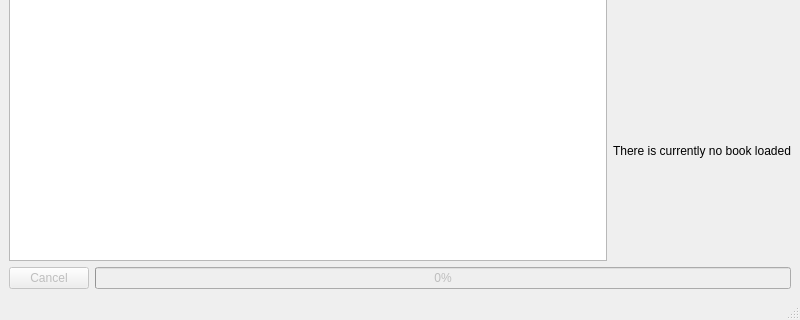
First picture: the form in ui/mainwindow.ui, repository insoPL/WuxiaDownloader, before the edit; both pictures show x 0 to 800 and y 280 to 600 of the 800 by 600 pixel window.
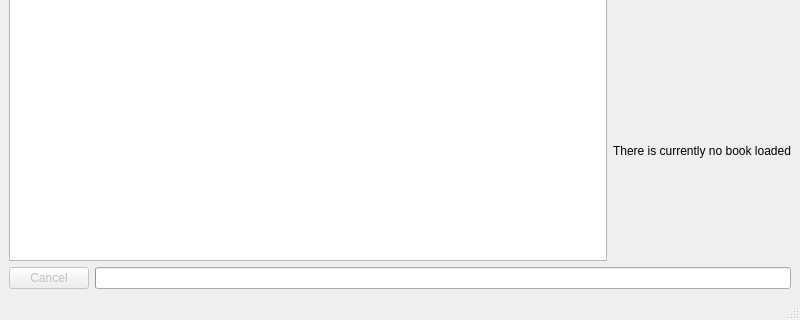
Second picture: the form after the edit. Icons and pictures are not drawn. Custom widgets are drawn as their Qt base class.

Commit message: progress bar moved from main to separate class

Diff of the .ui file:
```diff
--- a/ui/mainwindow.ui
+++ b/ui/mainwindow.ui
@@ -1343,14 +1343,7 @@
        </widget>
       </item>
       <item>
-       <widget class="QProgressBar" name="progress_bar">
-        <property name="enabled">
-         <bool>false</bool>
-        </property>
-        <property name="value">
-         <number>0</number>
-        </property>
-       </widget>
+       <widget class="DownloadProgressBar" name="downloadprogressbar"/>
       </item>
      </layout>
     </item>
@@ -1446,6 +1439,13 @@
    </property>
   </action>
  </widget>
+ <customwidgets>
+  <customwidget>
+   <class>DownloadProgressBar</class>
+   <extends>QProgressBar</extends>
+   <header>.download_progress_bar</header>
+  </customwidget>
+ </customwidgets>
  <resources>
   <include location="resources.qrc"/>
  </resources>
```
The commit also changes 6 other files.
